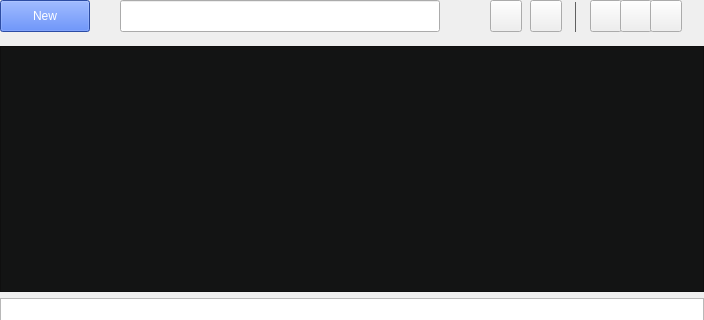
Above: widget.ui from Franklin-Qi/kylinNote before the change; both pictures show x 0 to 704 and y 0 to 320 of the 704 by 590 pixel window. Below: the same form after it.
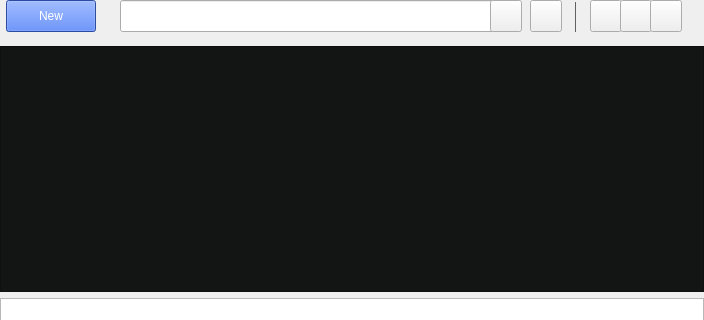
That is the form after the change. Icons and pictures are not drawn.

```diff
--- a/widget.ui
+++ b/widget.ui
@@ -37,7 +37,7 @@
       <widget class="QPushButton" name="newKynote">
        <property name="geometry">
         <rect>
-         <x>0</x>
+         <x>6</x>
          <y>0</y>
          <width>90</width>
          <height>32</height>
@@ -84,7 +84,7 @@
         <rect>
          <x>120</x>
          <y>0</y>
-         <width>320</width>
+         <width>401</width>
          <height>32</height>
         </rect>
        </property>
```
